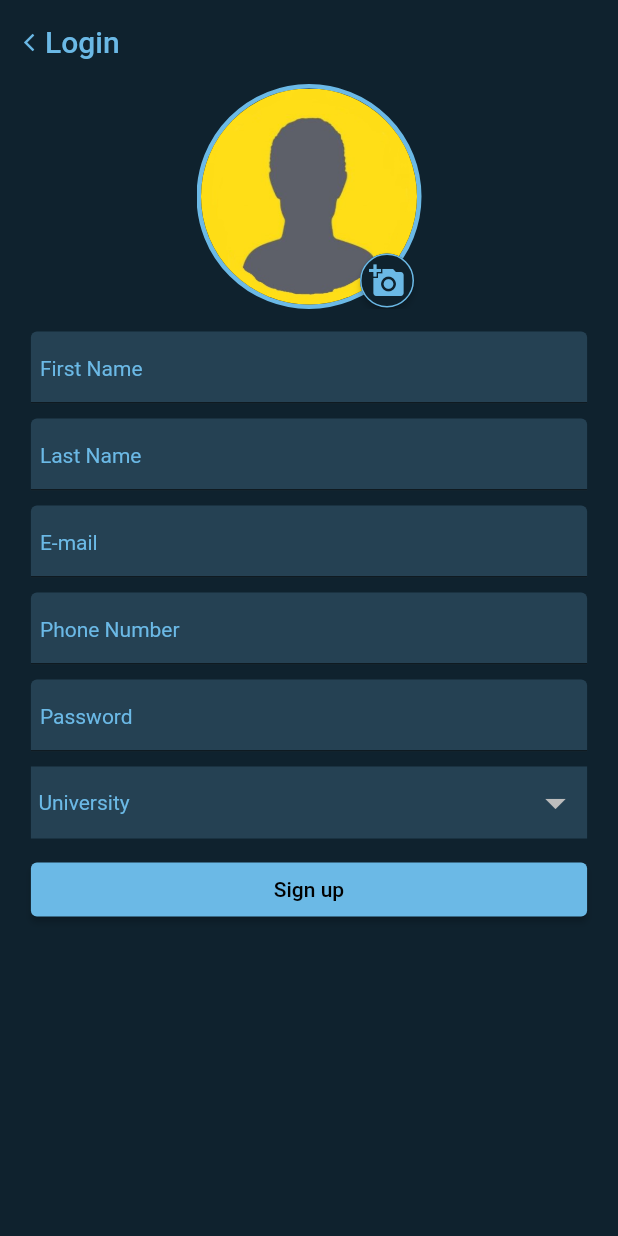
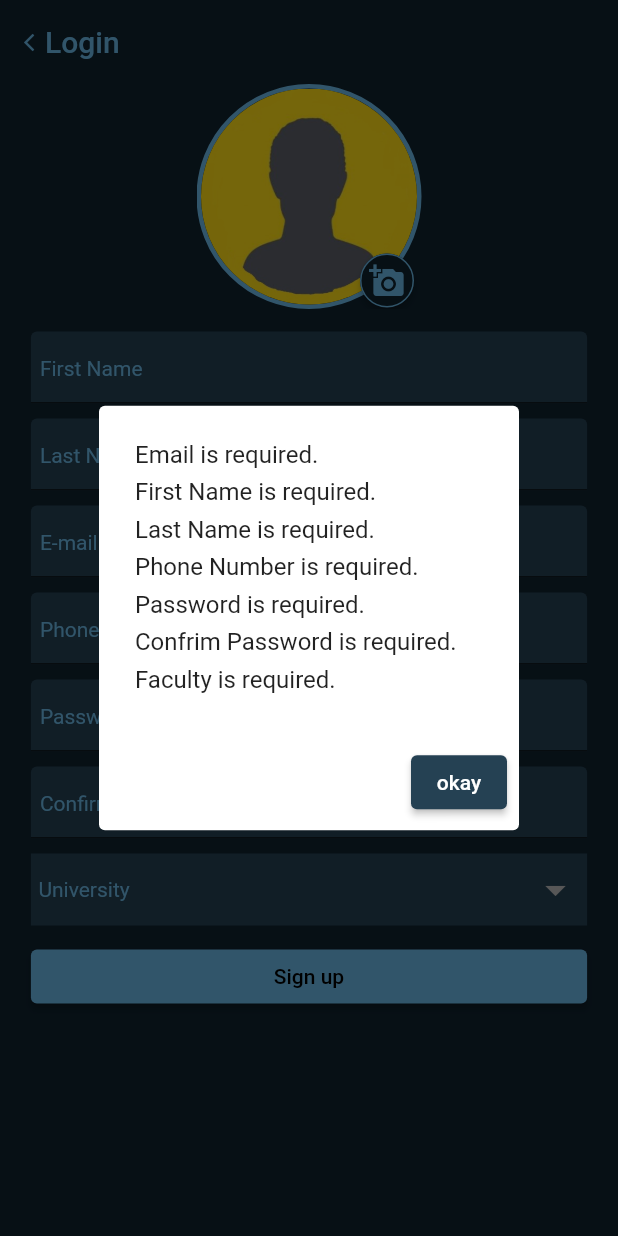
Before and after one commit to HusseinReda97pro/pharma-line, a Flutter app: the SignUpScreen screen opened by its route, after a tap on "Sign up", on a phone screen of 412 x 824 dp. Run offline on Flutter 3.47's test engine with Material 2 defaults, Android fonts, the light colour scheme and no system bars; our stand-ins replace device_info, firebase_core, firebase_messaging, flutter_spinkit, fluttertoast, font_awesome_flutter and 6 more; missing offline and left inert: flutter_cached_pdfview, flutter_windowmanager, youtube_explode_dart; accounts and stored records are empty; network calls fail; Roboto replaces fonts that are missing (SegoeUI).

Commit message:
solve problem with signup

```diff
--- a/lib/controllers/state_management/user_model.dart
+++ b/lib/controllers/state_management/user_model.dart
@@ -68,7 +68,8 @@ mixin UserModel on ChangeNotifier {
         deviceId: signedUpUser['deviceId'],
         facultyId: signedUpUser['faculty'],
         profileImageUrl: signedUpUser['profilePicture'],
-    );
+        coursesIds: [],
+        lessonsIds: []);
     userController.storeUser(token: signedUpUser['token']);
   }
 
--- a/lib/controllers/university_controller.dart
+++ b/lib/controllers/university_controller.dart
@@ -11,6 +11,7 @@ class UniversityController {
     Uri url = Uri.parse(BASIC_URL + '/api/v1/universities');
     http.Response response = await http.get(url);
     var data = json.decode(response.body);
+    print(data);
     try {
       for (var uni in data) {
         List<Faculty> faculties = [];
--- a/lib/controllers/user_controller.dart
+++ b/lib/controllers/user_controller.dart
@@ -16,6 +16,7 @@ import 'device_token.dart';
 class UserController {
   Future<dynamic> signUp(User user, String password, io.File image) async {
     String deviceId = await DeviceToken.getId();
+    print(deviceId);
     var postUri = Uri.parse(BASIC_URL + "/api/v1/student/signup");
     var request = new http.MultipartRequest("POST", postUri);
 
@@ -32,21 +33,25 @@ class UserController {
     //   await image.readAsBytes(),
     // ));
     // open a bytestream
-    var stream = new http.ByteStream(DelegatingStream.typed(image.openRead()));
+    if (image != null) {
+      var stream =
+          new http.ByteStream(DelegatingStream.typed(image.openRead()));
       // get file length
       var length = await image.length();
 
       // multipart that takes file
-    var multipartFile = new http.MultipartFile('profilePicture', stream, length,
+      var multipartFile = new http.MultipartFile(
+          'profilePicture', stream, length,
           filename: basename(image.path));
 
       // add file to multipart
       request.files.add(multipartFile);
-
+    }
     try {
       var response = await request.send();
       final res = await http.Response.fromStream(response);
       var body = json.decode(res.body);
+      print(body);
 
       if (body['errors'] != null) {
         List<String> errors = [];
@@ -56,8 +61,10 @@ class UserController {
         return {'errors': errors};
       }
       if (body['message'] != null) {
+        print(body['message']);
+
         return {
-          'errors': ['something went wrong']
+          'errors': [body['message'].toString()]
         };
       }
       return {'user': body};
--- a/lib/screens/signup.dart
+++ b/lib/screens/signup.dart
@@ -24,6 +24,7 @@ class _SignUpScreenState extends State<SignUpScreen> {
   TextEditingController lastNameController = TextEditingController();
   TextEditingController phoneNumberController = TextEditingController();
   TextEditingController passwordController = TextEditingController();
+  TextEditingController confirmPasswordController = TextEditingController();
   File image;
   University selectedUniversity;
   Faculty selectedFaculty;
@@ -243,6 +244,11 @@ class _SignUpScreenState extends State<SignUpScreen> {
                 controller: passwordController,
                 obscureText: true,
               ),
+              Input(
+                hint: 'Confirm Password',
+                controller: confirmPasswordController,
+                obscureText: true,
+              ),
               Container(
                 margin: EdgeInsets.symmetric(
                     vertical: 5.0,
@@ -328,13 +334,45 @@ class _SignUpScreenState extends State<SignUpScreen> {
                 child: ElevatedButton(
                   style: ElevatedButton.styleFrom(primary: Palette.lightBlue),
                   onPressed: () async {
+                    List<String> errors = [];
+                    if (emailController.text.isEmpty) {
+                      errors.add('Email is required.');
+                    }
+                    if (firstNameController.text.isEmpty) {
+                      errors.add('First Name is required.');
+                    }
+                    if (lastNameController.text.isEmpty) {
+                      errors.add('Last Name is required.');
+                    }
+                    if (phoneNumberController.text.isEmpty) {
+                      errors.add('Phone Number is required.');
+                    }
+
+                    if (passwordController.text.isEmpty) {
+                      errors.add('Password is required.');
+                    }
+                    if (confirmPasswordController.text.isEmpty) {
+                      errors.add('Confrim Password is required.');
+                    }
+                    if ((confirmPasswordController.text.isNotEmpty &&
+                            passwordController.text.isNotEmpty) &&
+                        passwordController.text !=
+                            confirmPasswordController.text) {
+                      errors.add('passwords don\'t match.');
+                    }
+                    if (selectedFaculty == null) {
+                      errors.add('Faculty is required.');
+                    }
+
+                    if (errors.length > 0) {
+                      _showErrors(context, errors);
+                    } else {
                       if (emailController.text.isNotEmpty &&
                           firstNameController.text.isNotEmpty &&
                           lastNameController.text.isNotEmpty &&
                           phoneNumberController.text.isNotEmpty &&
                           passwordController.text.isNotEmpty &&
-                        selectedFaculty != null &&
-                        image != null) {
+                          selectedFaculty != null) {
                         loadingBox(context);
                         User user = User(
                             email: emailController.text.trim(),
@@ -353,6 +391,7 @@ class _SignUpScreenState extends State<SignUpScreen> {
                           _signedUpSuccessfully(context);
                         }
                       }
+                    }
                   },
                   child: Text(
                     'Sign up',
@@ -360,9 +399,16 @@ class _SignUpScreenState extends State<SignUpScreen> {
                   ),
                 ),
               ),
+              SizedBox(height: 100),
             ],
           ),
         ),
+        // floatingActionButton: FloatingActionButton(
+        //   child: Text('+'),
+        //   onPressed: () {
+        //     print(model.universities);
+        //   },
+        // ),
       );
     }));
   }
--- a/lib/widgets/app_drawer.dart
+++ b/lib/widgets/app_drawer.dart
@@ -113,6 +113,7 @@ class AppDrawer extends StatelessWidget {
                         title: 'Signup',
                         icon: Icons.person_add,
                         onPressed: () {
+                          model.getUniversities();
                           _navigeteToPage(context, SignUpScreen.route);
                         },
                       )
```
Lines whose indentation alone changed are shown as unchanged.
